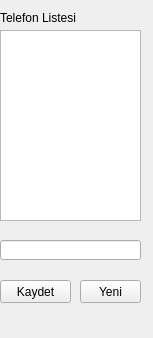
Before: the Qt Designer form telEkleme.ui in ibrahimediz/PhoneBookwithPyQT5, drawn with Qt 5.
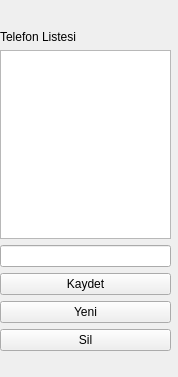
After: the same form once the commit is applied.

The edit to the form file:
```diff
--- a/telEkleme.ui
+++ b/telEkleme.ui
@@ -6,71 +6,65 @@
    <rect>
     <x>0</x>
     <y>0</y>
-    <width>153</width>
-    <height>338</height>
+    <width>178</width>
+    <height>377</height>
    </rect>
   </property>
   <property name="windowTitle">
    <string>Form</string>
   </property>
-  <widget class="QPushButton" name="btKaydet">
-   <property name="geometry">
-    <rect>
-     <x>0</x>
-     <y>280</y>
-     <width>71</width>
-     <height>23</height>
-    </rect>
-   </property>
-   <property name="text">
-    <string>Kaydet</string>
-   </property>
-  </widget>
-  <widget class="QListWidget" name="listTel">
-   <property name="geometry">
-    <rect>
-     <x>0</x>
-     <y>30</y>
-     <width>141</width>
-     <height>191</height>
-    </rect>
-   </property>
-  </widget>
-  <widget class="QPushButton" name="btYeni">
-   <property name="geometry">
-    <rect>
-     <x>80</x>
-     <y>280</y>
-     <width>61</width>
-     <height>23</height>
-    </rect>
-   </property>
-   <property name="text">
-    <string>Yeni</string>
-   </property>
-  </widget>
-  <widget class="QLabel" name="label">
+  <widget class="QWidget" name="verticalLayoutWidget">
    <property name="geometry">
     <rect>
      <x>0</x>
      <y>10</y>
-     <width>91</width>
-     <height>16</height>
+     <width>171</width>
+     <height>341</height>
     </rect>
    </property>
-   <property name="text">
-    <string>Telefon Listesi</string>
-   </property>
-  </widget>
-  <widget class="QLineEdit" name="txtTel">
-   <property name="geometry">
-    <rect>
-     <x>0</x>
-     <y>240</y>
-     <width>141</width>
-     <height>20</height>
-    </rect>
-   </property>
+   <layout class="QVBoxLayout" name="verticalLayout">
+    <item>
+     <widget class="QLabel" name="lblKayit">
+      <property name="text">
+       <string/>
+      </property>
+     </widget>
+    </item>
+    <item>
+     <widget class="QLabel" name="label">
+      <property name="text">
+       <string>Telefon Listesi</string>
+      </property>
+     </widget>
+    </item>
+    <item>
+     <widget class="QListWidget" name="listTel"/>
+    </item>
+    <item>
+     <widget class="QLineEdit" name="txtTel"/>
+    </item>
+    <item>
+     <widget class="QPushButton" name="btKaydet">
+      <property name="text">
+       <string>Kaydet</string>
+      </property>
+     </widget>
+    </item>
+    <item>
+     <widget class="QPushButton" name="btYeni">
+      <property name="text">
+       <string>Yeni</string>
+      </property>
+     </widget>
+    </item>
+    <item>
+     <widget class="QPushButton" name="btSil">
+      <property name="text">
+       <string>Sil</string>
+      </property>
+     </widget>
+    </item>
+   </layout>
   </widget>
  </widget>
  <resources/>
```
